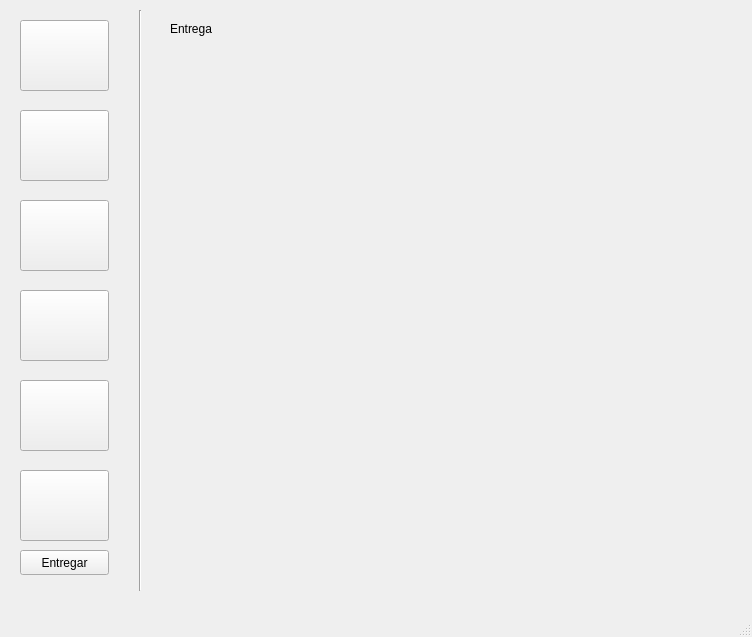
First picture: the form in Interfaz/Proyecto2/mainwindow.ui, repository AndreeAvalos/Proyecto2, before the edit.
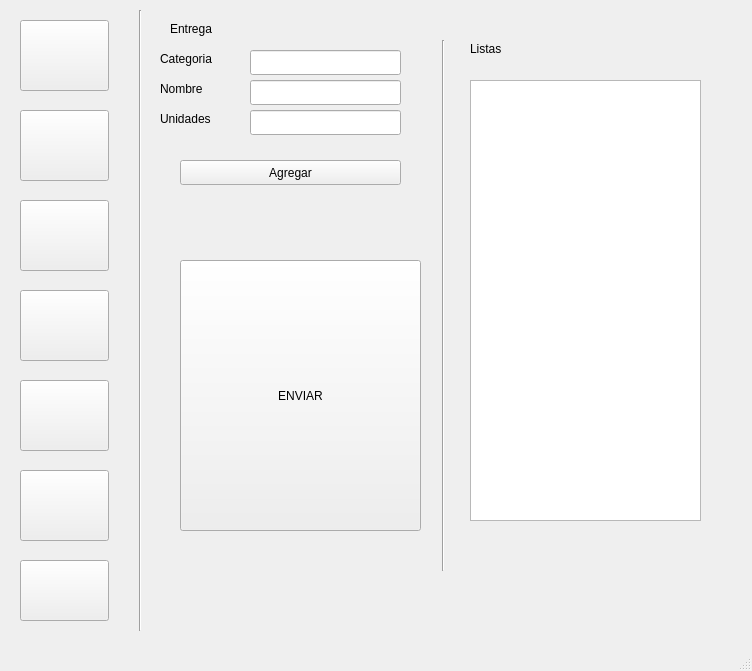
Second picture: the form after the edit. The open tabs and pages were chosen to show the change. Icons and pictures are not drawn.

The edit to the form file:
```diff
--- a/Interfaz/Proyecto2/mainwindow.ui
+++ b/Interfaz/Proyecto2/mainwindow.ui
@@ -7,7 +7,7 @@
     <x>0</x>
     <y>0</y>
     <width>752</width>
-    <height>637</height>
+    <height>671</height>
    </rect>
   </property>
   <property name="windowTitle">
@@ -113,7 +113,7 @@
       <x>130</x>
       <y>10</y>
       <width>20</width>
-      <height>581</height>
+      <height>621</height>
      </rect>
     </property>
     <property name="orientation">
@@ -126,7 +126,7 @@
       <x>150</x>
       <y>10</y>
       <width>571</width>
-      <height>571</height>
+      <height>631</height>
      </rect>
     </property>
     <property name="frameShape">
@@ -1787,6 +1787,137 @@
        <string>Entrega</string>
       </property>
      </widget>
+     <widget class="QLabel" name="label_57">
+      <property name="geometry">
+       <rect>
+        <x>10</x>
+        <y>40</y>
+        <width>81</width>
+        <height>17</height>
+       </rect>
+      </property>
+      <property name="text">
+       <string>Categoria</string>
+      </property>
+     </widget>
+     <widget class="QLabel" name="label_58">
+      <property name="geometry">
+       <rect>
+        <x>10</x>
+        <y>70</y>
+        <width>67</width>
+        <height>17</height>
+       </rect>
+      </property>
+      <property name="text">
+       <string>Nombre</string>
+      </property>
+     </widget>
+     <widget class="QLabel" name="label_59">
+      <property name="geometry">
+       <rect>
+        <x>10</x>
+        <y>100</y>
+        <width>67</width>
+        <height>17</height>
+       </rect>
+      </property>
+      <property name="text">
+       <string>Unidades</string>
+      </property>
+     </widget>
+     <widget class="QLineEdit" name="categoria_entrega">
+      <property name="geometry">
+       <rect>
+        <x>100</x>
+        <y>40</y>
+        <width>151</width>
+        <height>25</height>
+       </rect>
+      </property>
+     </widget>
+     <widget class="QLineEdit" name="nombre_entrega">
+      <property name="geometry">
+       <rect>
+        <x>100</x>
+        <y>70</y>
+        <width>151</width>
+        <height>25</height>
+       </rect>
+      </property>
+     </widget>
+     <widget class="QLineEdit" name="unidades_entrega">
+      <property name="geometry">
+       <rect>
+        <x>100</x>
+        <y>100</y>
+        <width>151</width>
+        <height>25</height>
+       </rect>
+      </property>
+     </widget>
+     <widget class="QTextEdit" name="lst_entrega">
+      <property name="geometry">
+       <rect>
+        <x>320</x>
+        <y>70</y>
+        <width>231</width>
+        <height>441</height>
+       </rect>
+      </property>
+     </widget>
+     <widget class="Line" name="line_9">
+      <property name="geometry">
+       <rect>
+        <x>283</x>
+        <y>30</y>
+        <width>20</width>
+        <height>531</height>
+       </rect>
+      </property>
+      <property name="orientation">
+       <enum>Qt::Vertical</enum>
+      </property>
+     </widget>
+     <widget class="QLabel" name="label_60">
+      <property name="geometry">
+       <rect>
+        <x>320</x>
+        <y>30</y>
+        <width>67</width>
+        <height>17</height>
+       </rect>
+      </property>
+      <property name="text">
+       <string>Listas</string>
+      </property>
+     </widget>
+     <widget class="QPushButton" name="pushButton_35">
+      <property name="geometry">
+       <rect>
+        <x>30</x>
+        <y>150</y>
+        <width>221</width>
+        <height>25</height>
+       </rect>
+      </property>
+      <property name="text">
+       <string>Agregar</string>
+      </property>
+     </widget>
+     <widget class="QPushButton" name="pushButton_36">
+      <property name="geometry">
+       <rect>
+        <x>30</x>
+        <y>250</y>
+        <width>241</width>
+        <height>271</height>
+       </rect>
+      </property>
+      <property name="text">
+       <string>ENVIAR</string>
+      </property>
+     </widget>
     </widget>
    </widget>
    <widget class="QPushButton" name="pushButton_5">
@@ -1839,13 +1970,24 @@
     <property name="geometry">
      <rect>
       <x>20</x>
-      <y>550</y>
+      <y>560</y>
       <width>89</width>
-      <height>25</height>
+      <height>61</height>
      </rect>
     </property>
     <property name="text">
-     <string>Entregar</string>
+     <string/>
+    </property>
+    <property name="icon">
+     <iconset>
+      <normalon>:/Imagenes/entrega.png</normalon>
+     </iconset>
+    </property>
+    <property name="iconSize">
+     <size>
+      <width>50</width>
+      <height>65</height>
+     </size>
     </property>
    </widget>
   </widget>
```
Left out of the diff: 246 changed lines with no effect on the pictures.
